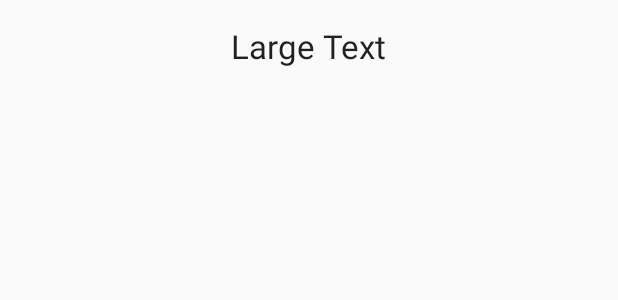
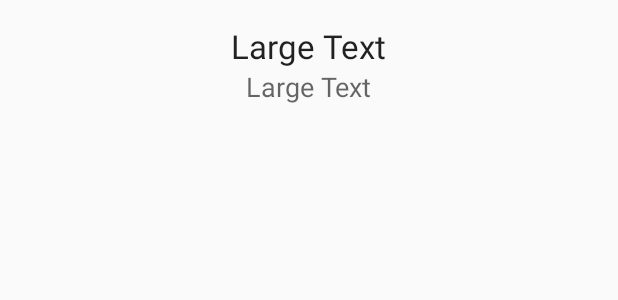
Before and after one commit to marcosmercuri/TipCalc, an Android app: the layout item_row.xml on its own in the app's theme, with its tools: preview values and no code run, on a phone screen of 412 x 824 dp. Shown: the top 300 px of the screen. Run offline under Robolectric (Android 15) with nearby library versions, the phone set to English and light mode, and no system bars.

Commit message:
Add the date the records on the historic list

```diff
--- a/app/src/main/java/course/com/tipcalc/adapters/TipAdapter.java
+++ b/app/src/main/java/course/com/tipcalc/adapters/TipAdapter.java
@@ -46,6 +46,7 @@ public class TipAdapter extends RecyclerView.Adapter<TipAdapter.ViewHolder>  {
         TipRecord element = dataset.get(position);
         String tip = String.format(context.getString(R.string.global_message_tip), element.getTip());
         holder.txtContent.setText(tip);
+        holder.txtDate.setText(element.getFormattedCreatedDate());
         holder.setOnItemClickListener(element, onItemClickListener);
     }
 
@@ -67,6 +68,9 @@ public class TipAdapter extends RecyclerView.Adapter<TipAdapter.ViewHolder>  {
     public static class ViewHolder extends RecyclerView.ViewHolder {
         @Bind(R.id.txtContent)
         TextView txtContent;
+        @Bind(R.id.txtDate)
+        TextView txtDate;
+
 
         public ViewHolder(View itemView) {
             super(itemView);
--- a/app/src/main/res/layout/item_row.xml
+++ b/app/src/main/res/layout/item_row.xml
@@ -1,14 +1,22 @@
 <?xml version="1.0" encoding="utf-8"?>
 <LinearLayout xmlns:android="http://schemas.android.com/apk/res/android"
     android:orientation="vertical" android:layout_width="match_parent"
-    android:layout_height="wrap_content">
+    android:layout_height="wrap_content"
+    android:padding="@dimen/activity_horizontal_margin">
 
     <TextView
         android:layout_width="wrap_content"
         android:layout_height="wrap_content"
         android:layout_gravity="center"
-        android:padding="@dimen/activity_horizontal_margin"
         android:textAppearance="?android:attr/textAppearanceLarge"
         android:text="Large Text"
         android:id="@+id/txtContent" />
+
+    <TextView
+        android:layout_width="wrap_content"
+        android:layout_height="wrap_content"
+        android:layout_gravity="center"
+        android:textAppearance="?android:attr/textAppearanceMedium"
+        android:text="Large Text"
+        android:id="@+id/txtDate" />
 </LinearLayout>
```
